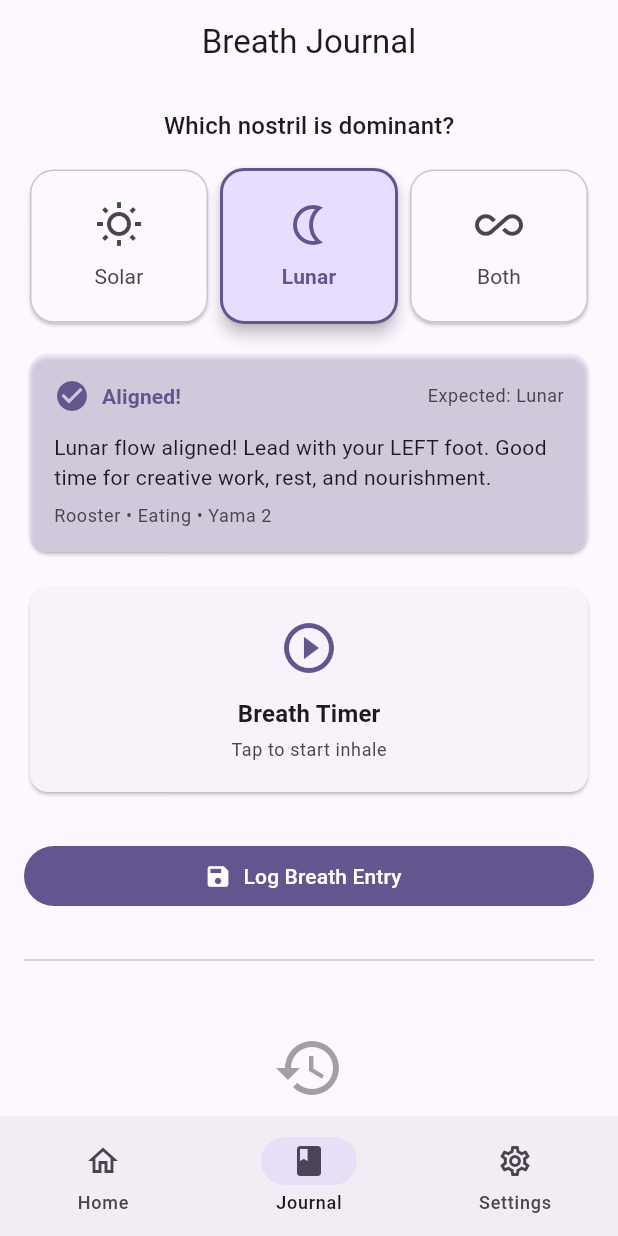
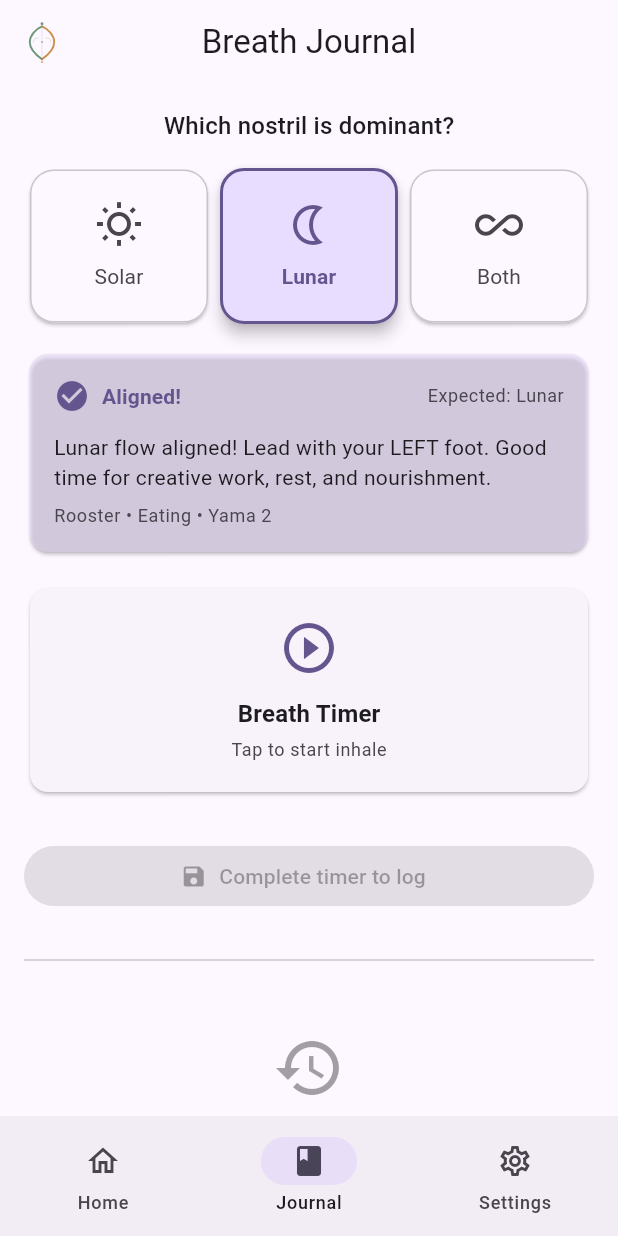
Before and after one commit to vteial/saranidhi, a Flutter app: the JournalScreen screen opened by its route, after a tap on "Solar", after a tap on "Lunar", on a phone screen of 412 x 824 dp. Run offline on Flutter 3.47's test engine with Material 3 defaults, Android fonts, the phone set to English and light mode, and no system bars; our stand-ins replace drift, drift_flutter, flutter_riverpod, flutter_svg, go_router, riverpod_annotation and 1 more; accounts and stored records are empty; generated files the repository leaves out were written again.

Commit message:
fix(sprint4): UI polish — branding, responsive nav, timer gate
- Create BrandedAppBar: logo on all tabs, responsive (row on wide, leading on small)
- Bottom nav: use Align+ConstrainedBox (not Center wrapper) to constrain to 1200px
- Require timer completion before Log Breath Entry button activates
- Update widget + integration test assertions for new AppBar

```diff
--- a/lib/core/router/shell_scaffold.dart
+++ b/lib/core/router/shell_scaffold.dart
@@ -2,9 +2,12 @@ import 'package:flutter/material.dart';
 import 'package:go_router/go_router.dart';
 import 'package:saranidhi/core/utils/responsive_wrapper.dart';
 
+/// Maximum content width — same as ResponsiveWrapper.
+const double _kMaxNavWidth = 1200;
+
 /// The shell scaffold wrapping the [StatefulNavigationShell].
 /// Provides a bottom navigation bar for switching between branches
-/// and constrains content to 1200px on large screens.
+/// and constrains both content and bottom nav to 1200px on large screens.
 class ShellScaffold extends StatelessWidget {
   const ShellScaffold({required this.navigationShell, super.key});
 
@@ -14,7 +17,12 @@ class ShellScaffold extends StatelessWidget {
   Widget build(BuildContext context) {
     return Scaffold(
       body: ResponsiveWrapper(child: navigationShell),
-      bottomNavigationBar: NavigationBar(
+      bottomNavigationBar: Align(
+        alignment: Alignment.bottomCenter,
+        heightFactor: 1,
+        child: ConstrainedBox(
+          constraints: const BoxConstraints(maxWidth: _kMaxNavWidth),
+          child: NavigationBar(
             selectedIndex: navigationShell.currentIndex,
             onDestinationSelected: (index) {
               navigationShell.goBranch(
@@ -40,6 +48,8 @@ class ShellScaffold extends StatelessWidget {
               ),
             ],
           ),
+        ),
+      ),
     );
   }
 }
--- /dev/null
+++ b/lib/core/utils/branded_app_bar.dart
@@ -0,0 +1,44 @@
+import 'package:flutter/material.dart';
+import 'package:flutter_svg/flutter_svg.dart';
+
+/// A branded AppBar with the Saranidhi logo.
+///
+/// On medium/large screens (>= 600px), shows logo + title together in center.
+/// On small screens, shows logo as leading icon with title centered.
+class BrandedAppBar extends StatelessWidget implements PreferredSizeWidget {
+  const BrandedAppBar({required this.title, super.key});
+
+  final String title;
+
+  @override
+  Size get preferredSize => const Size.fromHeight(kToolbarHeight);
+
+  @override
+  Widget build(BuildContext context) {
+    final screenWidth = MediaQuery.sizeOf(context).width;
+    final isWide = screenWidth >= 600;
+
+    if (isWide) {
+      return AppBar(
+        title: Row(
+          mainAxisSize: MainAxisSize.min,
+          children: [
+            SvgPicture.asset('public/logo.svg', width: 28, height: 28),
+            const SizedBox(width: 8),
+            Text(title),
+          ],
+        ),
+        centerTitle: true,
+      );
+    }
+
+    return AppBar(
+      leading: Padding(
+        padding: const EdgeInsets.all(10),
+        child: SvgPicture.asset('public/logo.svg', width: 24, height: 24),
+      ),
+      title: Text(title),
+      centerTitle: true,
+    );
+  }
+}
--- a/lib/features/breath_journal/presentation/widgets/journal_history_list.dart
+++ b/lib/features/breath_journal/presentation/widgets/journal_history_list.dart
@@ -298,9 +298,7 @@ class _TimingChip extends StatelessWidget {
             ? theme.colorScheme.primaryContainer
             : theme.colorScheme.surfaceContainerHighest,
         borderRadius: BorderRadius.circular(12),
-        border: highlight
-            ? Border.all(color: theme.colorScheme.primary)
-            : null,
+        border: highlight ? Border.all(color: theme.colorScheme.primary) : null,
       ),
       child: Text(
         '$label: ${seconds}s',
--- a/lib/features/journal/presentation/journal_screen.dart
+++ b/lib/features/journal/presentation/journal_screen.dart
@@ -1,5 +1,6 @@
 import 'package:flutter/material.dart';
 import 'package:flutter_riverpod/flutter_riverpod.dart';
+import 'package:saranidhi/core/utils/branded_app_bar.dart';
 import 'package:saranidhi/features/breath_journal/presentation/widgets/alignment_result_widget.dart';
 import 'package:saranidhi/features/breath_journal/presentation/widgets/breath_entry_widget.dart';
 import 'package:saranidhi/features/breath_journal/presentation/widgets/breath_timer_widget.dart';
@@ -27,7 +28,7 @@ class JournalScreen extends ConsumerWidget {
     final alignment = entryState.alignmentResult;
 
     return Scaffold(
-      appBar: AppBar(title: const Text('Breath Journal'), centerTitle: true),
+      appBar: const BrandedAppBar(title: 'Breath Journal'),
       body: SingleChildScrollView(
         padding: const EdgeInsets.all(16),
         child: Column(
@@ -52,9 +53,11 @@ class JournalScreen extends ConsumerWidget {
 
               const SizedBox(height: 16),
 
-              // Submit button
+              // Submit button — only enabled after timer completes
               FilledButton.icon(
-                onPressed: entryState.isSubmitting
+                onPressed:
+                    entryState.isSubmitting ||
+                        timerState.phase != TimerPhase.complete
                     ? null
                     : () => _submitEntry(ref, timerState),
                 icon: entryState.isSubmitting
@@ -65,7 +68,11 @@ class JournalScreen extends ConsumerWidget {
                       )
                     : const Icon(Icons.save),
                 label: Text(
-                  entryState.isSubmitting ? 'Saving...' : 'Log Breath Entry',
+                  entryState.isSubmitting
+                      ? 'Saving...'
+                      : timerState.phase == TimerPhase.complete
+                      ? 'Log Breath Entry'
+                      : 'Complete timer to log',
                 ),
               ),
             ],
--- a/lib/features/settings/presentation/settings_screen.dart
+++ b/lib/features/settings/presentation/settings_screen.dart
@@ -2,6 +2,7 @@ import 'package:flutter/material.dart';
 import 'package:flutter_riverpod/flutter_riverpod.dart';
 import 'package:saranidhi/core/theme/app_theme.dart';
 import 'package:saranidhi/core/theme/theme_provider.dart';
+import 'package:saranidhi/core/utils/branded_app_bar.dart';
 
 /// The Settings screen.
 ///
@@ -16,7 +17,7 @@ class SettingsScreen extends ConsumerWidget {
     final currentTheme = ref.watch(themeProvider);
 
     return Scaffold(
-      appBar: AppBar(title: const Text('Settings'), centerTitle: true),
+      appBar: const BrandedAppBar(title: 'Settings'),
       body: ListView(
         padding: const EdgeInsets.all(16),
         children: [
```
Also changed, not shown: lib/features/home/presentation/home_screen.dart (+2 -9 lines), 2 other files. Lines whose indentation alone changed are shown as unchanged.
